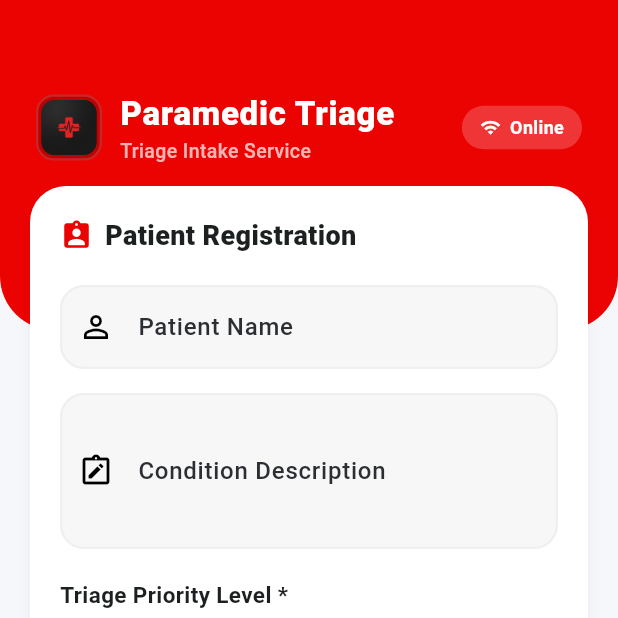
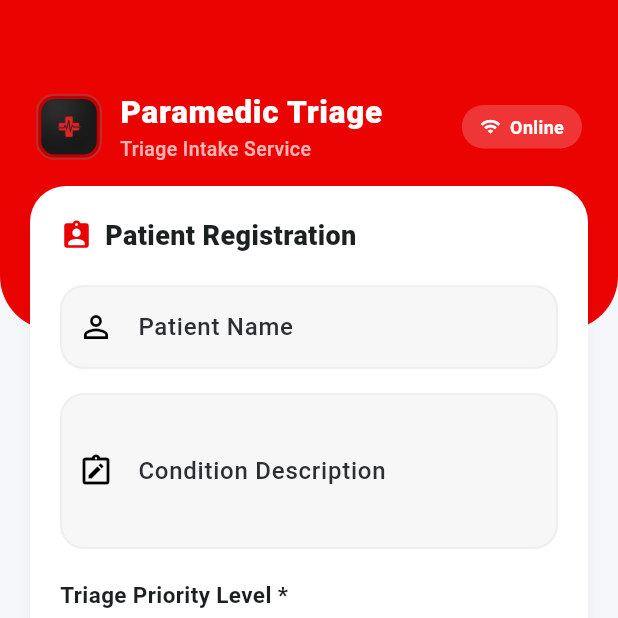
Before and after one commit to Davisdavy/emkfoundation_triage, a Flutter app: the screen it shows after launch, on a phone screen of 412 x 824 dp, the top half of it. Run offline on Flutter 3.47's test engine with Material 3 defaults, Android fonts, the phone set to English and light mode, and no system bars; our stand-ins replace connectivity_plus, hive, hive_flutter; accounts and stored records are empty.

Commit message:
fix: resolve layout overflow in header by using Expanded widgets

```diff
--- a/lib/features/triage/screens/triage_screen.dart
+++ b/lib/features/triage/screens/triage_screen.dart
@@ -188,7 +188,8 @@ class _TriageScreenState extends State<TriageScreen> with WidgetsBindingObserver
                           Row(
                             mainAxisAlignment: MainAxisAlignment.spaceBetween,
                             children: [
-                              Row(
+                              Expanded(
+                                child: Row(
                                   children: [
                                     Container(
                                       width: 44,
@@ -211,7 +212,8 @@ class _TriageScreenState extends State<TriageScreen> with WidgetsBindingObserver
                                       ),
                                     ),
                                     const SizedBox(width: 12),
-                                  const Column(
+                                    const Expanded(
+                                      child: Column(
                                         crossAxisAlignment: CrossAxisAlignment.start,
                                         children: [
                                           Text(
@@ -219,9 +221,11 @@ class _TriageScreenState extends State<TriageScreen> with WidgetsBindingObserver
                                             style: TextStyle(
                                               color: Colors.white,
                                               fontWeight: FontWeight.w900,
-                                          fontSize: 22,
+                                              fontSize: 21,
                                               letterSpacing: 0.5,
                                             ),
+                                            maxLines: 1,
+                                            overflow: TextOverflow.ellipsis,
                                           ),
                                           Text(
                                             'Triage Intake Service',
@@ -230,11 +234,16 @@ class _TriageScreenState extends State<TriageScreen> with WidgetsBindingObserver
                                               fontSize: 13,
                                               fontWeight: FontWeight.w500,
                                             ),
+                                            maxLines: 1,
+                                            overflow: TextOverflow.ellipsis,
                                           ),
                                         ],
                                       ),
+                                    ),
                                   ],
                                 ),
+                              ),
+                              const SizedBox(width: 12),
                               // Network status Chip in White
                               StreamBuilder<bool>(
                                 stream: connectivityService.isOnlineStream,
```
Lines whose indentation alone changed are shown as unchanged.
